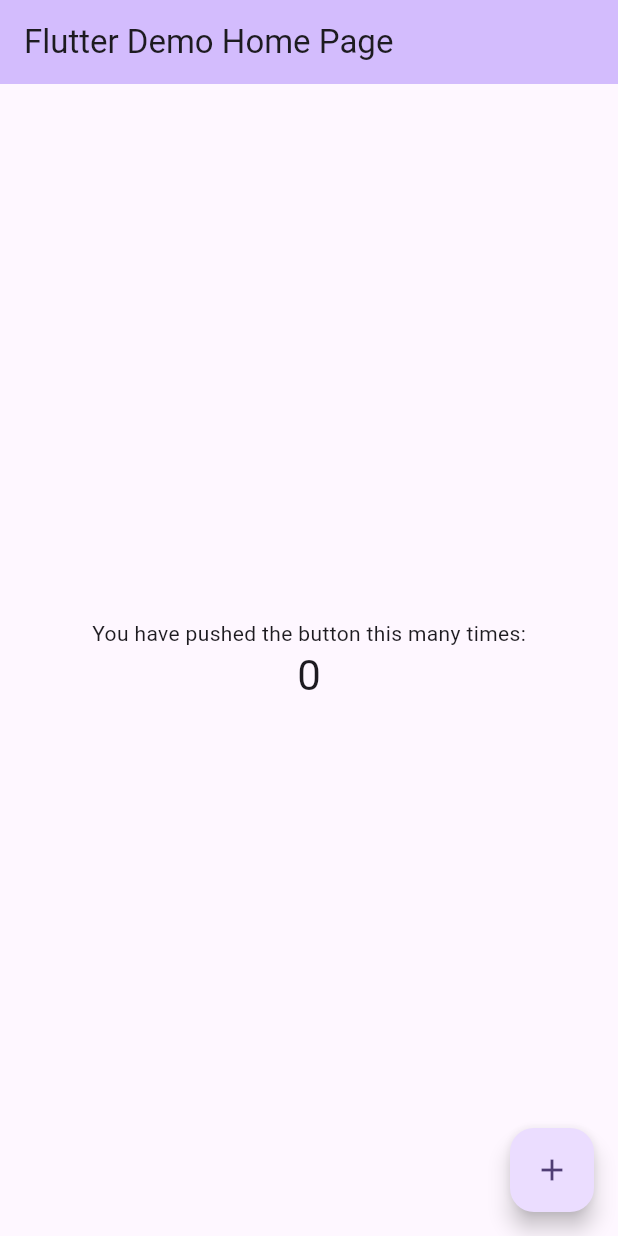
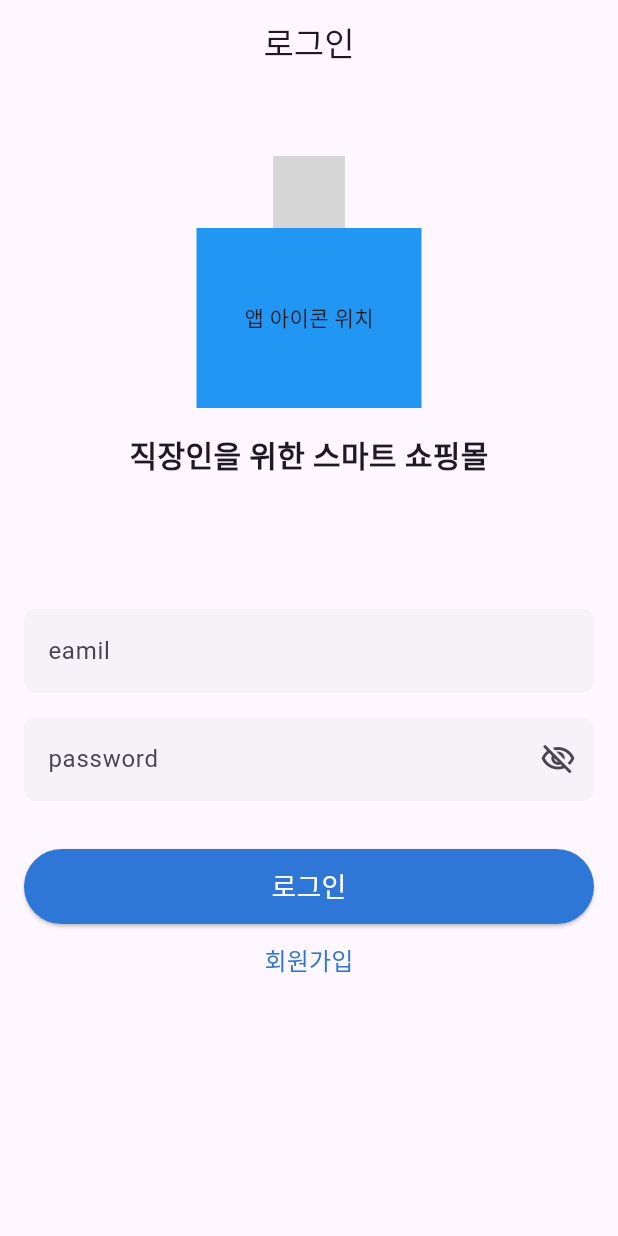
Before and after one commit to LIKELION-Android-Bootcamp-4th/AOS-04-officeShoppingMall, a Flutter app: the screen it shows after launch, on a phone screen of 412 x 824 dp. Run offline on Flutter 3.47's test engine with Material 3 defaults, Android fonts, the phone set to English and light mode, and no system bars; our stand-ins replace flutter_bloc, flutter_svg; grey boxes are pictures that could not be loaded.

Commit message:
LoginScreen UI

```diff
--- /dev/null
+++ b/devtools_options.yaml
@@ -0,0 +1,3 @@
+description: This file stores settings for Dart & Flutter DevTools.
+documentation: https://docs.flutter.dev/tools/devtools/extensions#configure-extension-enablement-states
+extensions:
--- /dev/null
+++ b/lib/AppRouter.dart
@@ -0,0 +1,22 @@
+import 'package:flutter/material.dart';
+import 'package:office_shopping_mall/core/constants/app_constants.dart';
+import 'package:office_shopping_mall/core/constants/app_routes.dart';
+import 'package:office_shopping_mall/feature/auth/ui/login_screen.dart';
+// import 'package:office_shopping_mall/feature/home/ui/HomeScreen.dart';
+
+class AppRouter {
+  static Route<dynamic> onGenerateRoute(RouteSettings settings) {
+    switch (settings.name) {
+      //컴파일 에러때문에 주석처리 하였음, push할때 지우것
+      // case AppRoutes.home:
+      //   return MaterialPageRoute(builder: (_) => HomeScreen());
+      case AppRoutes.login:
+        return MaterialPageRoute(builder: (_) => LoginScreen());
+
+      default:
+        return MaterialPageRoute(
+          builder: (_) => Scaffold(body: Center(child: Text(AppConstants.pageNotFound))),
+        );
+    }
+  }
+}
--- /dev/null
+++ b/lib/core/constants/app_colors.dart
@@ -0,0 +1,5 @@
+import 'dart:ui';
+
+class AppColors {
+  static const Color primaryColor = Color(0xFF2E77D6);
+}
--- /dev/null
+++ b/lib/core/constants/app_constants.dart
@@ -0,0 +1,5 @@
+class AppConstants {
+  static const String appName = "Walkin";
+
+  static const String pageNotFound = "페이지를 찾을 수 없습니다";
+}
--- /dev/null
+++ b/lib/core/constants/app_routes.dart
@@ -0,0 +1,6 @@
+import 'package:flutter/animation.dart';
+
+class AppRoutes {
+  static const String home = "/";
+  static const String login = " "; //나중에 다시 작성 예정
+}
--- /dev/null
+++ b/lib/feature/auth/ui/login_button.dart
@@ -0,0 +1,26 @@
+import 'package:flutter/material.dart';
+import 'package:office_shopping_mall/core/constants/app_colors.dart';
+
+class LoginButton extends StatelessWidget{
+  @override
+  Widget build(BuildContext context) {
+    return Container(
+      child:
+        ElevatedButton(
+          onPressed: () {},
+          child: Text(
+            "로그인",
+            style: TextStyle(color: Color(0xFFFFFFFF),
+            fontSize: 18),
+          ),
+          style: ElevatedButton.styleFrom(
+            minimumSize: Size.fromHeight(50),
+            backgroundColor: AppColors.primaryColor,
+            shape: RoundedRectangleBorder(
+              borderRadius: BorderRadius.circular(32),
+            ),
+          ),
+        ),
+    );
+  }
+}
--- /dev/null
+++ b/lib/feature/auth/ui/login_form.dart
@@ -0,0 +1,91 @@
+import 'package:flutter/material.dart';
+import 'package:flutter_svg/svg.dart';
+
+class LoginForm extends StatefulWidget {
+  LoginForm({super.key});
+
+  @override
+  State<StatefulWidget> createState() {
+    return LoginFormState();
+  }
+}
+
+class LoginFormState extends State<LoginForm> {
+  final TextEditingController _emailController = TextEditingController();
+  final TextEditingController _pwController = TextEditingController();
+  bool _showClearIcon = false;
+  bool _showVisibleIcon = true;
+
+  void _changeVisibilityIcon() {
+    setState(() {
+      _showVisibleIcon = !_showVisibleIcon;
+    });
+  }
+
+  @override
+  void initState() {
+    super.initState();
+    _emailController.addListener(() {
+      setState(() {
+        _showClearIcon = _emailController.text.isNotEmpty;
+      });
+    });
+  }
+
+  @override
+  void dispose() {
+    super.dispose();
+    _emailController.dispose();
+    _pwController.dispose();
+  }
+
+  @override
+  Widget build(BuildContext context) {
+    return Column(
+      children: [
+        TextFormField(
+          controller: _emailController,
+          decoration: InputDecoration(
+            hintText: "eamil",
+            border: OutlineInputBorder(
+              borderSide: BorderSide.none,
+              borderRadius: BorderRadius.circular(8),
+            ),
+            filled: true,
+            fillColor: Color(0x30D9D9D9),
+            suffixIcon: _showClearIcon
+                ? IconButton(
+                    onPressed: () {
+                      _emailController.clear();
+                    },
+                    icon: Icon(Icons.clear),
+                  )
+                : null,
+          ),
+        ),
+
+        SizedBox(height: 16),
+
+        TextFormField(
+          controller: _pwController,
+          obscureText: _showVisibleIcon,
+          decoration: InputDecoration(
+            hintText: "password",
+            border: OutlineInputBorder(
+              borderSide: BorderSide.none,
+              borderRadius: BorderRadius.circular(8),
+            ),
+            filled: true,
+            fillColor: Color(0x30D9D9D9),
+            suffixIcon: IconButton(
+              onPressed: _changeVisibilityIcon,
+              icon: _showVisibleIcon
+                  ? Icon(Icons.visibility_off_outlined)
+                  : Icon(Icons.visibility),
+            ),
+          ),
+        ),
+      ],
+    );
+  }
+}
--- /dev/null
+++ b/lib/feature/auth/ui/login_goSignin.dart
@@ -0,0 +1,18 @@
+import 'package:flutter/material.dart';
+import 'package:office_shopping_mall/core/constants/app_colors.dart';
+
+class GoSignInButton extends StatelessWidget{
+  @override
+  Widget build(BuildContext context) {
+    return Container(
+      child:
+      TextButton(
+        onPressed: () {}, //회원가입 화면으로 이동
+        child: Text(
+          "회원가입",
+          style: TextStyle(color: AppColors.primaryColor, fontSize: 16),
+        ),
+      ),
+    );
+  }
+}
--- /dev/null
+++ b/lib/feature/auth/ui/login_screen.dart
@@ -0,0 +1,53 @@
+import 'package:flutter/material.dart';
+import 'package:flutter_svg/svg.dart';
+import 'package:office_shopping_mall/feature/auth/ui/login_button.dart';
+import 'package:office_shopping_mall/feature/auth/ui/login_form.dart';
+import 'package:office_shopping_mall/feature/auth/ui/login_goSignin.dart';
+
+class LoginScreen extends StatelessWidget {
+  LoginScreen({super.key});
+
+  @override
+  Widget build(BuildContext context) {
+    return Scaffold(
+      appBar: AppBar(title: Text("로그인"), centerTitle: true, elevation: 0),
+      body: SingleChildScrollView(
+        child: Padding(
+          padding: EdgeInsets.fromLTRB(16, 48, 16, 16),
+          child: Center(
+            child: Column(
+              mainAxisAlignment: MainAxisAlignment.center,
+              children: [
+                SvgPicture.asset('images/icon/ic_trash.svg',
+                width: 48,
+                height: 48,
+                ),
+                Container(
+                  width: 150,
+                  height: 120,
+                  color: Colors.blue,
+                  alignment: Alignment.center,
+                  child: Text("앱 아이콘 위치"),
+                ),
+                SizedBox(height: 16),
+
+                Text(
+                  "직장인을 위한 스마트 쇼핑몰",
+                  style: TextStyle(fontWeight: FontWeight.bold, fontSize: 20),
+                ),
+                SizedBox(height: 88),
+
+                LoginForm(),
+
+                SizedBox(height: 32),
+
+                LoginButton(),
+                GoSignInButton(),
+              ],
+            ),
+          ),
+        ),
+      ),
+    );
+  }
+}
--- a/lib/main.dart
+++ b/lib/main.dart
@@ -1,4 +1,10 @@
 import 'package:flutter/material.dart';
+import 'package:flutter_bloc/flutter_bloc.dart';
+import 'package:office_shopping_mall/AppRouter.dart';
+import 'package:office_shopping_mall/core/constants/app_colors.dart';
+import 'package:office_shopping_mall/core/constants/app_constants.dart';
+import 'package:office_shopping_mall/core/constants/app_routes.dart';
+import 'package:provider/provider.dart';
 
 void main() {
   runApp(const MyApp());
@@ -7,116 +13,14 @@ void main() {
 class MyApp extends StatelessWidget {
   const MyApp({super.key});
 
-  // This widget is the root of your application.
   @override
   Widget build(BuildContext context) {
     return MaterialApp(
-      title: 'Flutter Demo',
-      theme: ThemeData(
-        // This is the theme of your application.
-        //
-        // TRY THIS: Try running your application with "flutter run". You'll see
-        // the application has a purple toolbar. Then, without quitting the app,
-        // try changing the seedColor in the colorScheme below to Colors.green
-        // and then invoke "hot reload" (save your changes or press the "hot
-        // reload" button in a Flutter-supported IDE, or press "r" if you used
-        // the command line to start the app).
-        //
-        // Notice that the counter didn't reset back to zero; the application
-        // state is not lost during the reload. To reset the state, use hot
-        // restart instead.
-        //
-        // This works for code too, not just values: Most code changes can be
-        // tested with just a hot reload.
-        colorScheme: ColorScheme.fromSeed(seedColor: Colors.deepPurple),
-      ),
-      home: const MyHomePage(title: 'Flutter Demo Home Page'),
+      title: AppConstants.appName,
+      theme: ThemeData(primaryColor: AppColors.primaryColor),
+      debugShowCheckedModeBanner: false,
+      initialRoute: AppRoutes.login,
+      onGenerateRoute: AppRouter.onGenerateRoute,
     );
   }
 }
-
-class MyHomePage extends StatefulWidget {
-  const MyHomePage({super.key, required this.title});
-
-  // This widget is the home page of your application. It is stateful, meaning
-  // that it has a State object (defined below) that contains fields that affect
-  // how it looks.
-
-  // This class is the configuration for the state. It holds the values (in this
-  // case the title) provided by the parent (in this case the App widget) and
-  // used by the build method of the State. Fields in a Widget subclass are
-  // always marked "final".
-
-  final String title;
-
-  @override
-  State<MyHomePage> createState() => _MyHomePageState();
-}
-
-class _MyHomePageState extends State<MyHomePage> {
-  int _counter = 0;
-
-  void _incrementCounter() {
-    setState(() {
-      // This call to setState tells the Flutter framework that something has
-      // changed in this State, which causes it to rerun the build method below
-      // so that the display can reflect the updated values. If we changed
-      // _counter without calling setState(), then the build method would not be
-      // called again, and so nothing would appear to happen.
-      _counter++;
-    });
-  }
-
-  @override
-  Widget build(BuildContext context) {
-    // This method is rerun every time setState is called, for instance as done
-    // by the _incrementCounter method above.
-    //
-    // The Flutter framework has been optimized to make rerunning build methods
-    // fast, so that you can just rebuild anything that needs updating rather
-    // than having to individually change instances of widgets.
-    return Scaffold(
-      appBar: AppBar(
-        // TRY THIS: Try changing the color here to a specific color (to
-        // Colors.amber, perhaps?) and trigger a hot reload to see the AppBar
-        // change color while the other colors stay the same.
-        backgroundColor: Theme.of(context).colorScheme.inversePrimary,
-        // Here we take the value from the MyHomePage object that was created by
-        // the App.build method, and use it to set our appbar title.
-        title: Text(widget.title),
-      ),
-      body: Center(
-        // Center is a layout widget. It takes a single child and positions it
-        // in the middle of the parent.
-        child: Column(
-          // Column is also a layout widget. It takes a list of children and
-          // arranges them vertically. By default, it sizes itself to fit its
-          // children horizontally, and tries to be as tall as its parent.
-          //
-          // Column has various properties to control how it sizes itself and
-          // how it positions its children. Here we use mainAxisAlignment to
-          // center the children vertically; the main axis here is the vertical
-          // axis because Columns are vertical (the cross axis would be
-          // horizontal).
-          //
-          // TRY THIS: Invoke "debug painting" (choose the "Toggle Debug Paint"
-          // action in the IDE, or press "p" in the console), to see the
-          // wireframe for each widget.
-          mainAxisAlignment: MainAxisAlignment.center,
-          children: <Widget>[
-            const Text('You have pushed the button this many times:'),
-            Text(
-              '$_counter',
-              style: Theme.of(context).textTheme.headlineMedium,
-            ),
-          ],
-        ),
-      ),
-      floatingActionButton: FloatingActionButton(
-        onPressed: _incrementCounter,
-        tooltip: 'Increment',
-        child: const Icon(Icons.add),
-      ), // This trailing comma makes auto-formatting nicer for build methods.
-    );
-  }
-}
```
Also changed, not shown: pubspec.lock.
